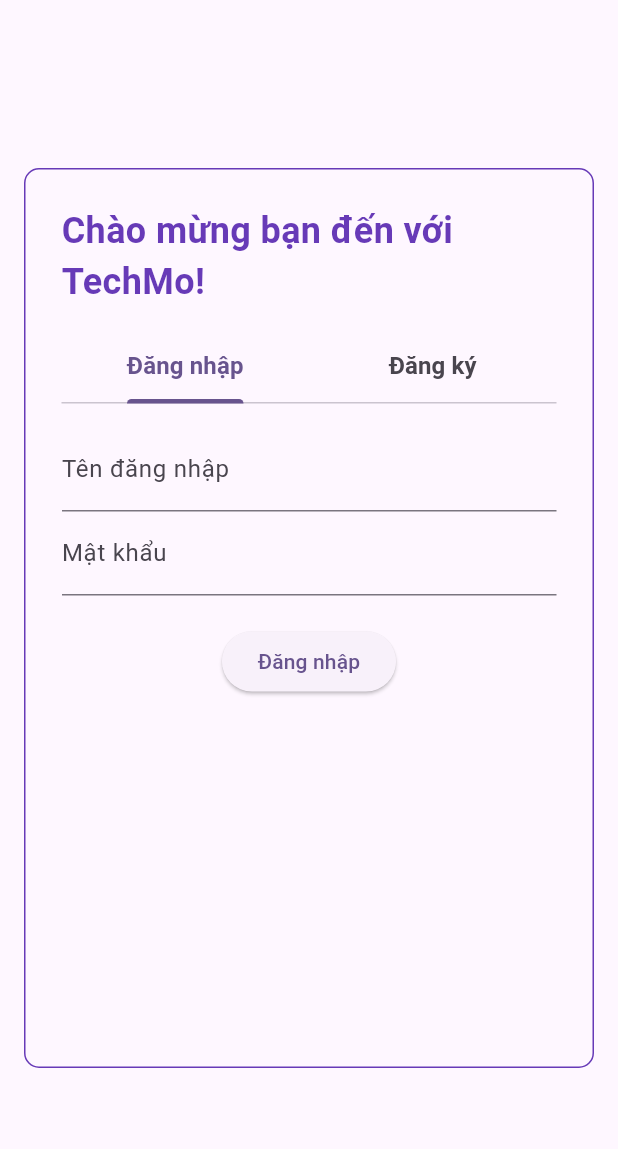
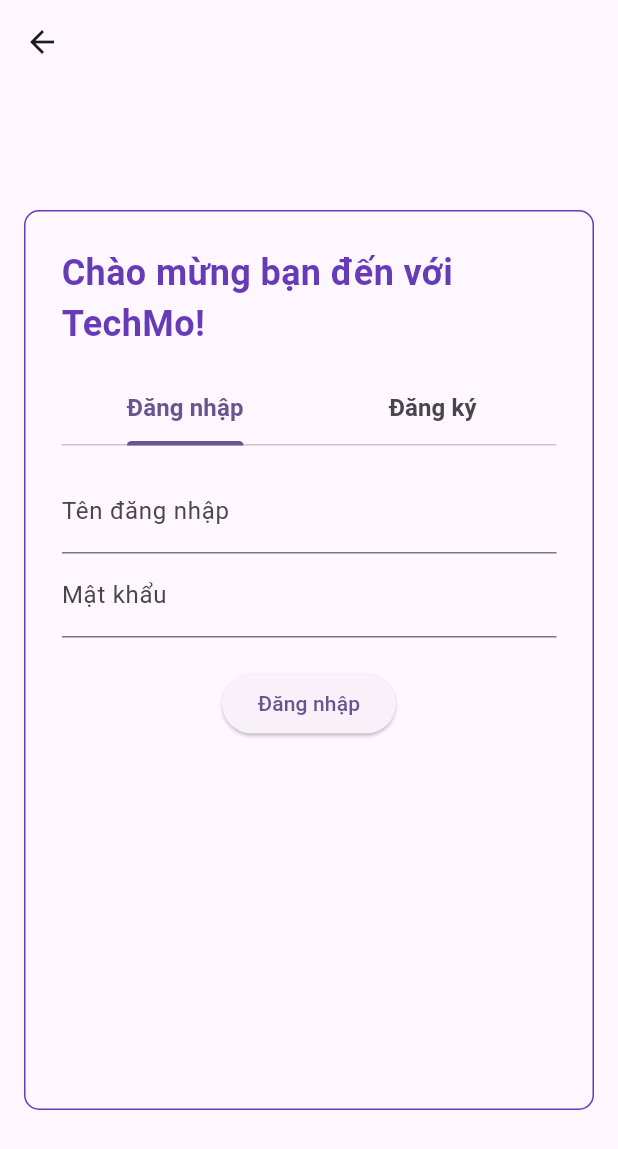
Before and after one commit to TranDuongGiaThinh/CrawlerWeb, a Flutter app: the LoginScreen screen opened by its route, on a phone screen of 412 x 824 dp. Shown: the top 1149 px of the screen. Run offline on Flutter 3.47's test engine with Material 3 defaults, Android fonts, the phone set to English and light mode, and no system bars; missing offline and left inert: dart:js; accounts and stored records are empty.

Commit message:
thinh_commit: done function login

```diff
--- /dev/null
+++ b/lib/global/global_data.dart
@@ -0,0 +1,8 @@
+import 'package:crawler_web/models/user_model.dart';
+import 'package:crawler_web/presenters/user_presenter.dart';
+
+// Thông tin user đăng nhập vào trang web
+UserModel? userLogin;
+
+// UserPresenter
+UserPresenter userPresenter = UserPresenter();
--- a/lib/main.dart
+++ b/lib/main.dart
@@ -24,7 +24,7 @@ class MyApp extends StatelessWidget {
       routes: {
         '/': (context) => const HomeScreen(),
         '/login': (context) => const LoginScreen(),
-        // '/admin': (context) => const AdminScreen(),
+        '/admin': (context) => const AdminScreen(),
       },
     );
   }
--- /dev/null
+++ b/lib/models/user_model.dart
@@ -0,0 +1,31 @@
+class UserModel {
+  int id;
+  String username;
+  String fullname;
+  String email;
+  String phone;
+  bool locked;
+  bool isAdmin;
+
+  UserModel({
+    required this.id,
+    required this.username,
+    required this.fullname,
+    required this.email,
+    required this.phone,
+    required this.isAdmin,
+    required this.locked,
+  });
+
+  factory UserModel.fromJson(Map<String, dynamic> json) {
+    return UserModel(
+      id: json['id'],
+      username: json['username'],
+      fullname: json['fullname'],
+      email: json['email'] ?? '',
+      phone: json['phone'] ?? '',
+      locked: json['locked'],
+      isAdmin: json['is_admin'],
+    );
+  }
+}
--- a/lib/views/admin/component/package_type_manager/package_type_manager_item.dart
+++ b/lib/views/admin/component/package_type_manager/package_type_manager_item.dart
@@ -1,7 +1,7 @@
 import 'package:flutter/material.dart';
 
-class PackageTypeAdminItem extends StatelessWidget {
-  const PackageTypeAdminItem({
+class PackageTypeManagerItem extends StatelessWidget {
+  const PackageTypeManagerItem({
     super.key,
     // required this.item,
     // required this.presenter,
--- a/lib/views/home/component/list_item_tab/list_item_tab.dart
+++ b/lib/views/home/component/list_item_tab/list_item_tab.dart
@@ -30,7 +30,9 @@ class ListItemTabState extends State<ListItemTab> {
     return Center(
       child: Container(
         padding: const EdgeInsets.all(16.0),
-        child: Container()//ListItemTabPresenter.items == null
+        child: Container(
+          child: Text("Kết Quả Thu Thập"),
+        ), //ListItemTabPresenter.items == null
         // ? const CircularProgressIndicator()
         // : Column(
         //     children: [
--- a/lib/views/home/component/user_tab/user_tab.dart
+++ b/lib/views/home/component/user_tab/user_tab.dart
@@ -43,6 +43,7 @@ class _UserTabState extends State<UserTab> {
         height: 600,
         child: ListView(
           children: [
+            Text('Tài Khoản')
             // UserInforCard(presenter: presenter),
             // ExpansionTile(
             //   title: const Text(
--- a/lib/views/home/component/user_type_tab/user_type_tab.dart
+++ b/lib/views/home/component/user_type_tab/user_type_tab.dart
@@ -59,6 +59,8 @@ class _UserTypeTabState extends State<UserTypeTab> {
     //           );
     //         },
     //       );
-    return Container();
+    return Container(
+      child: Text('Đăng Ký Thành Viên'),
+    );
   }
 }
--- a/lib/views/login/component/login_form.dart
+++ b/lib/views/login/component/login_form.dart
@@ -1,27 +1,19 @@
+import 'package:crawler_web/global/global_data.dart';
+import 'package:crawler_web/presenters/user_presenter.dart';
 import 'package:flutter/material.dart';
 
 class LoginForm extends StatefulWidget {
-  const LoginForm({super.key});
+  const LoginForm({super.key, required this.userPresenter});
+
+  final UserPresenter userPresenter;
 
   @override
   LoginFormState createState() => LoginFormState();
 }
 
 class LoginFormState extends State<LoginForm> {
-  //late LoginPresenter presenter;
-
-  @override
-  void initState() {
-    super.initState();
-
-    //presenter = LoginPresenter(reload: () {
-    //   setState(() {});
-    // });
-  }
-
   @override
   void dispose() {
-    //presenter.dispose();
     super.dispose();
   }
 
@@ -31,30 +23,33 @@ class LoginFormState extends State<LoginForm> {
       mainAxisAlignment: MainAxisAlignment.start,
       children: [
         TextField(
-          //controller: presenter.usernameController,
+          controller: widget.userPresenter.usernameController,
           decoration: const InputDecoration(labelText: 'Tên đăng nhập'),
         ),
         TextField(
-          //controller: presenter.passwordController,
+          controller: widget.userPresenter.passwordController,
           decoration: const InputDecoration(labelText: 'Mật khẩu'),
           obscureText: true,
         ),
-        // if (presenter.message.isNotEmpty)
-        //   Text(
-        //     presenter.message,
-        //     style: const TextStyle(color: Colors.red),
-        //   ),
+        if (widget.userPresenter.message.isNotEmpty)
+          Text(
+            widget.userPresenter.message,
+            style: const TextStyle(color: Colors.red),
+          ),
         const SizedBox(height: 20),
         ElevatedButton(
-          onPressed: () async {
-            //UserModel? user = await presenter.login();
-            // if (user != null) {
-            //   // Lưu user vào biến toàn cục
-            //   userLogin = user;
+          onPressed: () {
+            widget.userPresenter.login(() {
+              setState(() {});
+            }).then((user) => {
+              if (user != null) {
+                // Lưu user vào biến toàn cục
+                userLogin = user,
 
-              // Chuyển trang khi đang nhập thành công
-              Navigator.pushReplacementNamed(context, '/home');
-            // }
+                // Chuyển trang khi đang nhập thành công
+                Navigator.pushReplacementNamed(context, '/')
+              }
+            });
           },
           child: const Text('Đăng nhập'),
         ),
--- a/lib/views/login/login_screen.dart
+++ b/lib/views/login/login_screen.dart
@@ -1,3 +1,5 @@
+import 'package:crawler_web/global/global_data.dart';
+import 'package:crawler_web/presenters/user_presenter.dart';
 import 'package:flutter/material.dart';
 
 import 'component/login_form.dart';
@@ -29,6 +31,7 @@ class _LoginScreenState extends State<LoginScreen>
   @override
   Widget build(BuildContext context) {
     return Scaffold(
+      appBar: AppBar(),
       body: Center(
         child: Container(
           decoration: BoxDecoration(
@@ -70,8 +73,8 @@ class _LoginScreenState extends State<LoginScreen>
               Expanded(
                 child: TabBarView(
                   controller: _tabController,
-                  children: const [
-                    LoginForm(),
+                  children: [
+                    LoginForm(userPresenter: userPresenter),
                     RegisterForm(),
                   ],
                 ),
--- a/pubspec.yaml
+++ b/pubspec.yaml
@@ -36,6 +36,7 @@ dependencies:
   # Use with the CupertinoIcons class for iOS style icons.
   cupertino_icons: ^1.0.6
   intl: ^0.19.0
+  http: ^1.2.2
 
 dev_dependencies:
   flutter_test:
@@ -60,9 +61,8 @@ flutter:
   uses-material-design: true
 
   # To add assets to your application, add an assets section, like this:
-  # assets:
-  #   - images/a_dot_burr.jpeg
-  #   - images/a_dot_ham.jpeg
+  assets:
+   - assets/cshap.png
 
   # An image asset can refer to one or more resolution-specific "variants", see
   # https://flutter.dev/assets-and-images/#resolution-aware
```
Also changed, not shown: lib/config/config.dart (added, +66 -0 lines), lib/presenters/user_presenter.dart (added, +80 -0 lines), lib/views/admin/admin_screen.dart (+8 -4 lines), lib/views/admin/component/user_type_manager/user_type_manager_item.dart (+7 -4 lines), lib/views/home/component/introduction_tab/introduction_tab.dart (+33 -0 lines), lib/views/home/home_screen.dart (+60 -23 lines), assets/cshap.png (added), pubspec.lock. Lines whose indentation alone changed are shown as unchanged.
